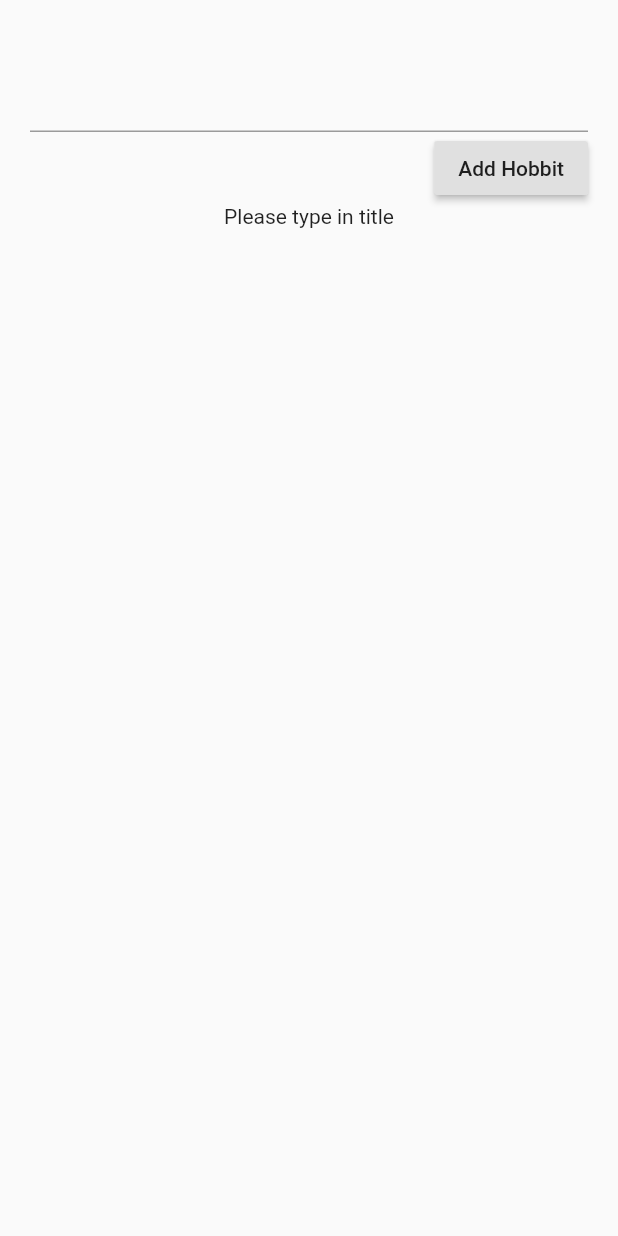
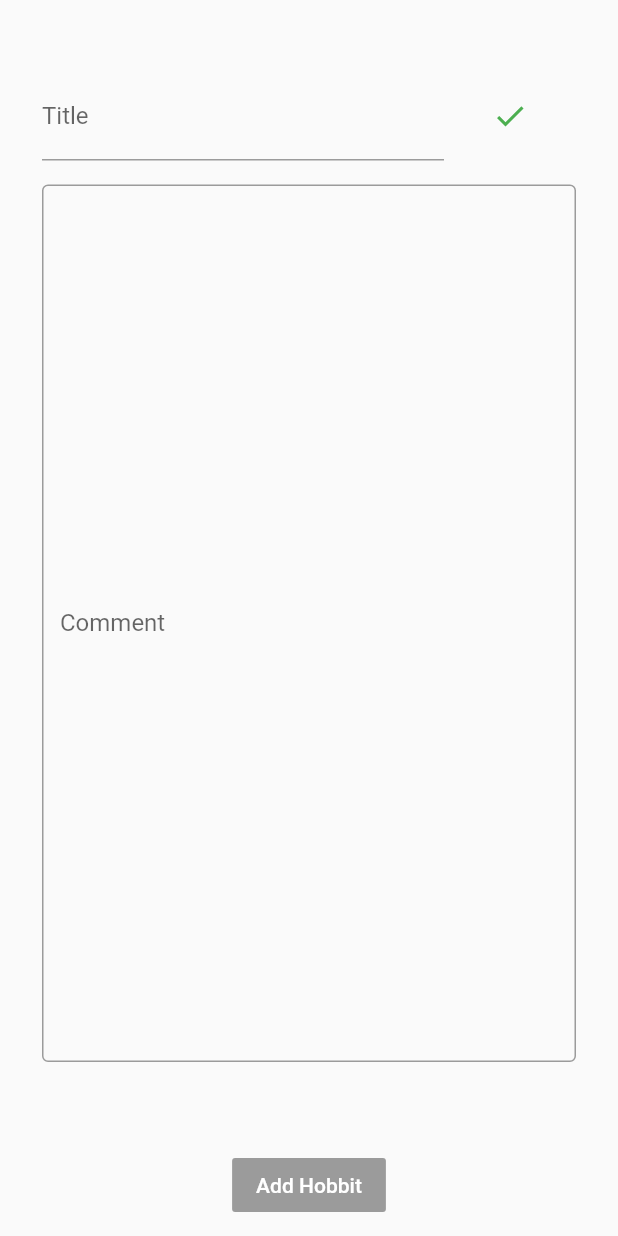
Before and after one commit to mps2209/good_hobbits, a Flutter app: the AddTodo screen opened directly, on a phone screen of 412 x 824 dp. Run offline on Flutter 3.47's test engine with Material 2 defaults, Android fonts, the phone set to English and light mode, and no system bars; our stand-ins replace cloud_firestore, firebase_auth, firebase_core; accounts and stored records are empty.

Commit message:
added comment function

```diff
--- a/lib/add_todo.dart
+++ b/lib/add_todo.dart
@@ -2,6 +2,7 @@ import 'package:flutter/cupertino.dart';
 import 'package:flutter/material.dart';
 import 'package:cloud_firestore/cloud_firestore.dart';
 import 'package:firebase_auth/firebase_auth.dart';
+import 'dart:ui';
 
 class AddTodo extends StatefulWidget {
   @override
@@ -14,15 +15,22 @@ class _AddTodoState extends State<AddTodo> {
   FirebaseFirestore firestore = FirebaseFirestore.instance;
   FirebaseAuth auth = FirebaseAuth.instance;
   TextEditingController todoController = new TextEditingController();
+  TextEditingController commentController = new TextEditingController();
+
   CollectionReference todoCollection;
   AddingTodo success = AddingTodo.SUCCESS;
   var query = (DocumentSnapshot ds) => ds.id.contains('');
-  String text= '';
+  String text = '';
+  bool hasFocus;
+  FocusNode titleFocusNode;
+
   @override
   void dispose() {
     // Clean up the controller when the widget is removed from the
     // widget tree.
     todoController.dispose();
+    commentController.dispose();
+    titleFocusNode.dispose();
     super.dispose();
   }
 
@@ -35,12 +43,14 @@ class _AddTodoState extends State<AddTodo> {
         .doc(auth.currentUser.uid)
         .collection('todos');
     todoController.addListener(updateQuery);
+    titleFocusNode = new FocusNode();
   }
 
   void updateQuery() {
     setState(() {
-      text=todoController.text;
-      query = (DocumentSnapshot ds) => ds.id.contains(todoController.text);
+      text = todoController.text;
+      query = (DocumentSnapshot ds) =>
+          ds.id.contains(todoController.text) && ds.id != todoController.text;
     });
   }
 
@@ -52,43 +62,96 @@ class _AddTodoState extends State<AddTodo> {
         child: Column(
           mainAxisAlignment: MainAxisAlignment.start,
           children: [
-            TextField(controller: todoController),
-            Row(
-              mainAxisAlignment: MainAxisAlignment.end,
+            Container(
+              margin: EdgeInsets.all(8.0),
+              child: Row(
+                crossAxisAlignment: CrossAxisAlignment.center,
                 children: [
-                RaisedButton(
-                    onPressed: success == AddingTodo.LOADING ? null : addTodo,
+                  Expanded(
+                    child: TextField(
+                        decoration: InputDecoration(labelText: 'Title'),
+                        focusNode: titleFocusNode,
+                        controller: todoController),
+                  ),
+                  FlatButton(
+                      onPressed: () => confirmTitle(),
                       child: success == AddingTodo.LOADING
                           ? CircularProgressIndicator()
-                        : Text('Add Hobbit')),
+                          : Icon(Icons.check, color: Colors.green)),
                 ],
               ),
-            StreamBuilder(
+            ),
+            Expanded(
+              child: Stack(
+                children: [
+                  Container(
+                    margin: EdgeInsets.all(8.0),
+                    padding: EdgeInsets.only(bottom: 50),
+
+                    child: TextField(
+                      keyboardType: TextInputType.multiline,
+                      maxLines:99,
+                      decoration: InputDecoration(
+                        labelText: 'Comment',
+                        border: OutlineInputBorder(),
+                      ),
+                      controller: commentController,
+                    ),
+                  ),
+                  titleFocusNode.hasFocus
+                      ? StreamBuilder(
                           stream: todoCollection.snapshots(),
                           builder: (BuildContext context,
                               AsyncSnapshot<QuerySnapshot> snapshot) {
-                  if (text=='') {
-                    return Text('Please type in title');
+                            if (text == '' || snapshot.data.docs.where(query).length < 1) {
+                              return Container();
                             } else {
-                    return Expanded(
-                      child: ListView(
-                        children: snapshot.data.docs
-                            .where(query)
-                            .map((e) => ListTile(
+                              return Container(
+                                color: Colors.white,
+
+                                child:
+                                ListView.separated(
+
+                                    separatorBuilder: (context, index) =>
+                                        Divider(),
+                                    itemCount: snapshot.data.docs.where(query).length,
+                                    itemBuilder: (_, index) {
+                                      return ListTile(
                                         title: FlatButton(
-                                    onPressed: ()=>todoController.text=e.id,
-                                    child: Text(e.id),
+                                          color: Colors.white,
+                                          onPressed: () {
+                                            todoController.text = snapshot.data.docs.where(query).toList()[index].id;
+                                          },
+                                          child: Text(snapshot.data.docs.where(query).toList()[index].id),
                                         ),
-                                ))
-                            .toList(),
-                      ),
+                                      );
+                            }                  ),
                               );
                             }
                           })
+                      : Container(),
+                ],
+              ),
+            ),
+            RaisedButton(
+              onPressed:
+                  this.todoController.text.length < 1 ? null : () => addTodo(),
+              child: Text(
+                'Add Hobbit',
+                style: TextStyle(color: Colors.white),
+              ),
+              color: this.todoController.text.length < 1
+                  ? Colors.redAccent
+                  : Colors.green,
+            )
           ],
         ),
       ),
     );
+  }
+
+  confirmTitle() {
+    this.titleFocusNode.unfocus();
   }
 
   addTodo() {
@@ -99,11 +162,10 @@ class _AddTodoState extends State<AddTodo> {
         .todoCollection
         .doc(todoController.text)
         .set({'title': todoController.text}).then((e) {
-      this
-          .todoCollection
-          .doc(todoController.text)
-          .collection('entries')
-          .add({'date': DateTime.now()}).then((value) {
+      this.todoCollection.doc(todoController.text).collection('entries').add({
+        'date': DateTime.now(),
+        'comment': this.commentController.text.length>0?this.commentController.text:''
+      }).then((value) {
         setState(() {
           success = AddingTodo.SUCCESS;
         });
--- a/lib/main.dart
+++ b/lib/main.dart
@@ -25,6 +25,7 @@ class _MyAppState extends State<MyApp> {
     try {
       // Wait for Firebase to initialize and set `_initialized` state to true
       await Firebase.initializeApp();
+
       setState(() {
         _initialized = true;
       });
```
Also changed, not shown: lib/todo_view.dart (+39 -18 lines). Lines whose indentation alone changed are shown as unchanged.
